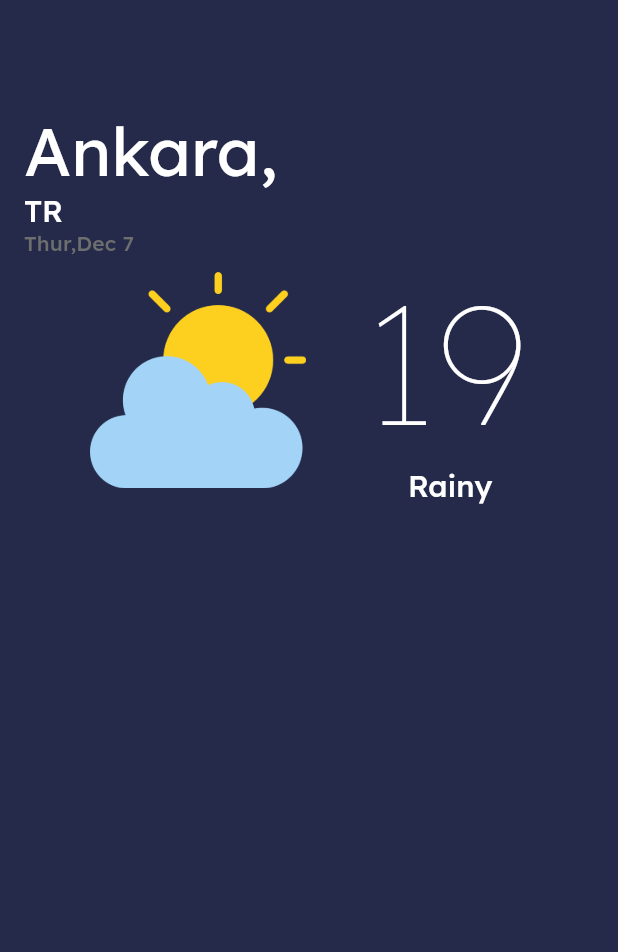
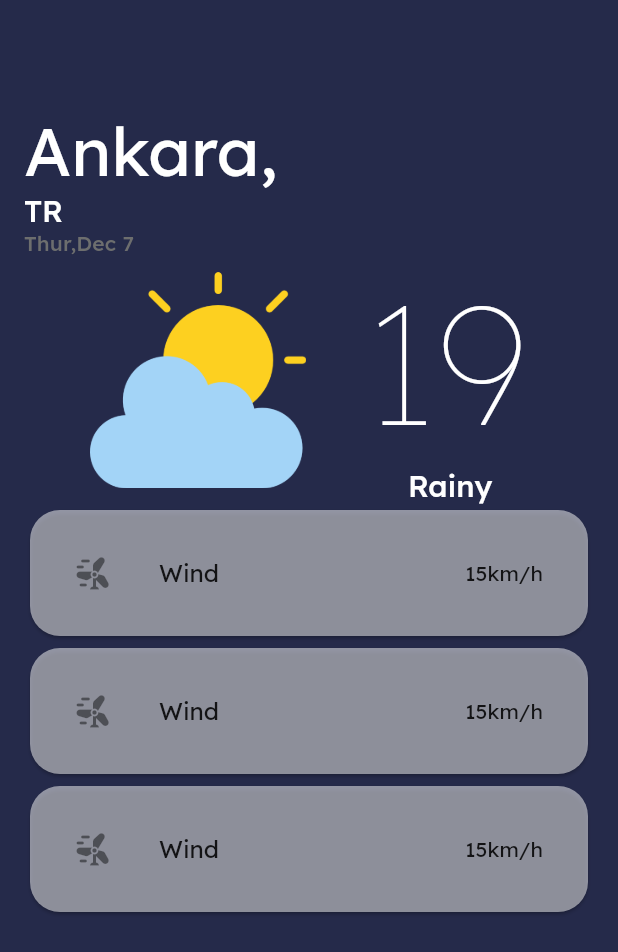
Before and after one commit to muhammedbayhan/flutter_weather_app, a Flutter app: the screen it shows after launch, on a phone screen of 412 x 824 dp. Shown: the top 952 px of the screen. Run offline on Flutter 3.47's test engine with Material 3 defaults, Android fonts, the light colour scheme and no system bars; our stand-ins replace google_fonts.

Commit message:
status_card

```diff
--- a/lib/constants/page_padding.dart
+++ b/lib/constants/page_padding.dart
@@ -2,4 +2,5 @@ import 'package:flutter/material.dart';
 
 class PagePadding {
   static EdgeInsets pagePadding=EdgeInsets.all(16);
+  static EdgeInsets cardPadding=EdgeInsets.all(14);
 }
--- a/lib/views/home_view.dart
+++ b/lib/views/home_view.dart
@@ -1,6 +1,7 @@
 import 'package:flutter/material.dart';
 import 'package:flutter_weather_app/constants/global_colors.dart';
 import 'package:flutter_weather_app/constants/page_padding.dart';
+import 'package:flutter_weather_app/widgets/status_card.dart';
 import 'package:flutter_weather_app/widgets/weather_card.dart';
 
 class HomeView extends StatelessWidget {
@@ -35,7 +36,7 @@ class HomeView extends StatelessWidget {
                   .copyWith(color: GlobalColors.white),
               textAlign: TextAlign.center,
             ),
-                Text(
+            Text(
               "Thur,Dec 7",
               style: Theme.of(context)
                   .textTheme
@@ -43,8 +44,18 @@ class HomeView extends StatelessWidget {
                   .copyWith(color: GlobalColors.systemGrey),
               textAlign: TextAlign.center,
             ),
+            WeatherCard(),
+            SizedBox(
+              height: MediaQuery.of(context).size.height * 0.35,
+              child: ListView(
+                children: [
+                  StatusCard(),
+                  StatusCard(),
+                  StatusCard(),
 
-            WeatherCard(),
+                ],
+              ),
+            ),
           ],
         ),
       ),
--- /dev/null
+++ b/lib/widgets/status_card.dart
@@ -0,0 +1,27 @@
+
+import 'package:flutter/material.dart';
+import 'package:flutter_weather_app/constants/global_colors.dart';
+import 'package:flutter_weather_app/constants/page_padding.dart';
+
+class StatusCard extends StatelessWidget {
+  const StatusCard({
+    super.key,
+  });
+
+  @override
+  Widget build(BuildContext context) {
+    return Card(
+
+        shape: RoundedRectangleBorder(
+            borderRadius: BorderRadius.circular(20)),
+        color: GlobalColors.white.withOpacity(0.5),
+        child: Padding(
+          padding: PagePadding.cardPadding,
+          child: ListTile(
+            leading: Icon(Icons.wind_power_rounded),
+            title: Text("Wind"),
+            trailing: Text("15km/h"),
+          ),
+        ));
+  }
+}
```
